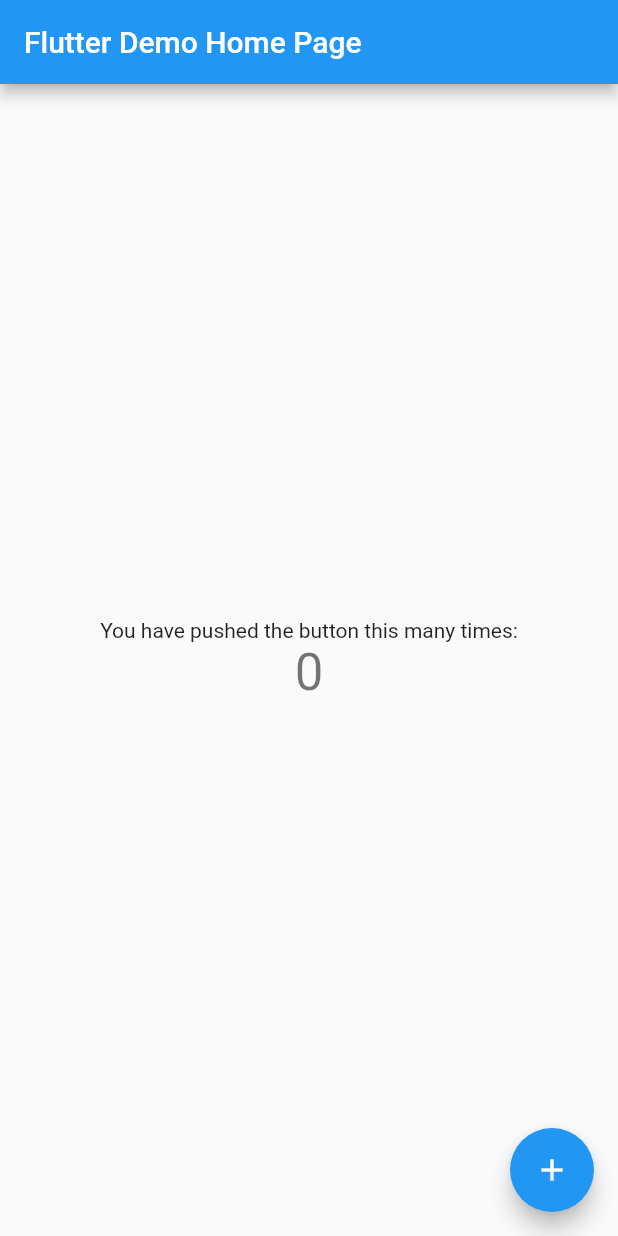
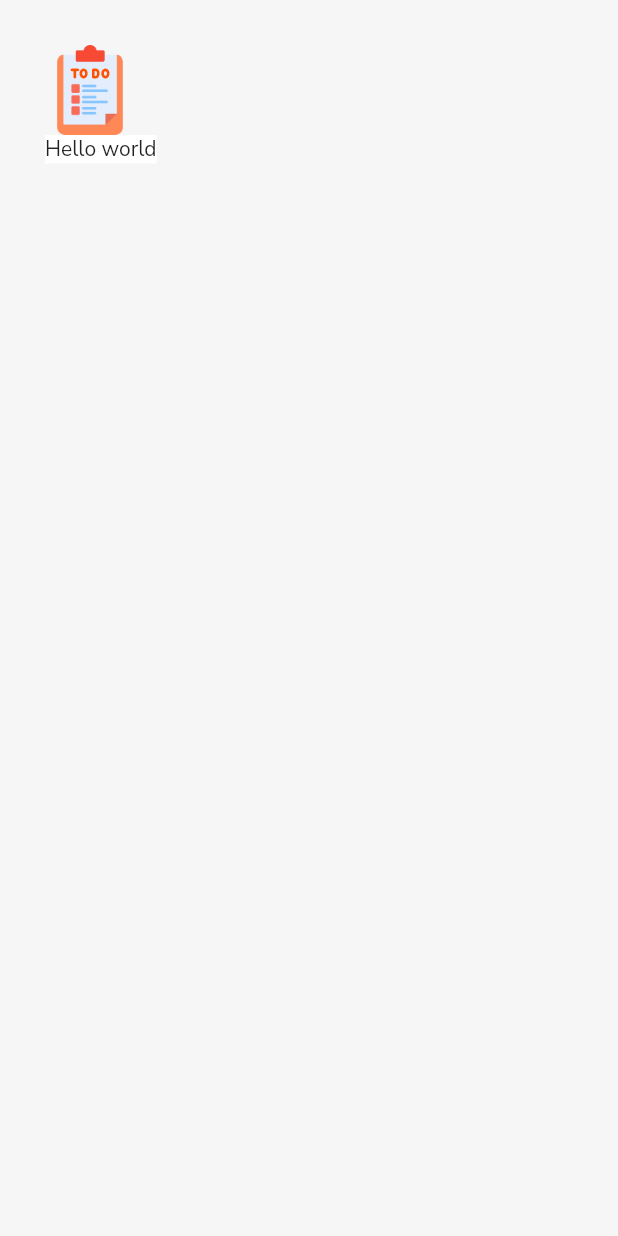
Before and after one commit to aleksawashere/todo-flutter, a Flutter app: the screen it shows after launch, on a phone screen of 412 x 824 dp. Run offline on Flutter 3.47's test engine with Material 2 defaults, Android fonts, the phone set to English and light mode, and no system bars; our stand-ins replace google_fonts.

Commit message:
Added homepage with logo

```diff
--- a/lib/main.dart
+++ b/lib/main.dart
@@ -1,4 +1,6 @@
 import 'package:flutter/material.dart';
+import 'package:google_fonts/google_fonts.dart';
+import 'package:todo_flutter/screens/homepage.dart';
 
 void main() {
   runApp(const MyApp());
@@ -11,105 +13,12 @@
   @override
   Widget build(BuildContext context) {
     return MaterialApp(
-      title: 'Flutter Demo',
-      theme: ThemeData(
-        // This is the theme of your application.
-        //
-        // Try running your application with "flutter run". You'll see the
-        // application has a blue toolbar. Then, without quitting the app, try
-        // changing the primarySwatch below to Colors.green and then invoke
-        // "hot reload" (press "r" in the console where you ran "flutter run",
-        // or simply save your changes to "hot reload" in a Flutter IDE).
-        // Notice that the counter didn't reset back to zero; the application
-        // is not restarted.
-        primarySwatch: Colors.blue,
-      ),
-      home: const MyHomePage(title: 'Flutter Demo Home Page'),
+        theme: ThemeData(
+          textTheme: GoogleFonts.nunitoSansTextTheme( //applying to the whole app
+            Theme.of(context).textTheme,
+          ),
+        ),
+        home: Homepage(),
     );
   }
 }
-
-class MyHomePage extends StatefulWidget {
-  const MyHomePage({Key? key, required this.title}) : super(key: key);
-
-  // This widget is the home page of your application. It is stateful, meaning
-  // that it has a State object (defined below) that contains fields that affect
-  // how it looks.
-
-  // This class is the configuration for the state. It holds the values (in this
-  // case the title) provided by the parent (in this case the App widget) and
-  // used by the build method of the State. Fields in a Widget subclass are
-  // always marked "final".
-
-  final String title;
-
-  @override
-  State<MyHomePage> createState() => _MyHomePageState();
-}
-
-class _MyHomePageState extends State<MyHomePage> {
-  int _counter = 0;
-
-  void _incrementCounter() {
-    setState(() {
-      // This call to setState tells the Flutter framework that something has
-      // changed in this State, which causes it to rerun the build method below
-      // so that the display can reflect the updated values. If we changed
-      // _counter without calling setState(), then the build method would not be
-      // called again, and so nothing would appear to happen.
-      _counter++;
-    });
-  }
-
-  @override
-  Widget build(BuildContext context) {
-    // This method is rerun every time setState is called, for instance as done
-    // by the _incrementCounter method above.
-    //
-    // The Flutter framework has been optimized to make rerunning build methods
-    // fast, so that you can just rebuild anything that needs updating rather
-    // than having to individually change instances of widgets.
-    return Scaffold(
-      appBar: AppBar(
-        // Here we take the value from the MyHomePage object that was created by
-        // the App.build method, and use it to set our appbar title.
-        title: Text(widget.title),
-      ),
-      body: Center(
-        // Center is a layout widget. It takes a single child and positions it
-        // in the middle of the parent.
-        child: Column(
-          // Column is also a layout widget. It takes a list of children and
-          // arranges them vertically. By default, it sizes itself to fit its
-          // children horizontally, and tries to be as tall as its parent.
-          //
-          // Invoke "debug painting" (press "p" in the console, choose the
-          // "Toggle Debug Paint" action from the Flutter Inspector in Android
-          // Studio, or the "Toggle Debug Paint" command in Visual Studio Code)
-          // to see the wireframe for each widget.
-          //
-          // Column has various properties to control how it sizes itself and
-          // how it positions its children. Here we use mainAxisAlignment to
-          // center the children vertically; the main axis here is the vertical
-          // axis because Columns are vertical (the cross axis would be
-          // horizontal).
-          mainAxisAlignment: MainAxisAlignment.center,
-          children: <Widget>[
-            const Text(
-              'You have pushed the button this many times:',
-            ),
-            Text(
-              '$_counter',
-              style: Theme.of(context).textTheme.headline4,
-            ),
-          ],
-        ),
-      ),
-      floatingActionButton: FloatingActionButton(
-        onPressed: _incrementCounter,
-        tooltip: 'Increment',
-        child: const Icon(Icons.add),
-      ), // This trailing comma makes auto-formatting nicer for build methods.
-    );
-  }
-}
--- /dev/null
+++ b/lib/screens/homepage.dart
@@ -0,0 +1,36 @@
+import 'package:flutter/material.dart';
+import 'package:todo_flutter/widgets.dart';
+
+class Homepage extends StatefulWidget {
+  const Homepage({Key? key}) : super(key: key);
+
+  @override
+  State<Homepage> createState() => _HomepageState();
+}
+
+class _HomepageState extends State<Homepage> {
+  @override
+  Widget build(BuildContext context) {
+    return Scaffold(
+      body: SafeArea(
+        child: Container(
+          width: double.infinity,
+          padding: EdgeInsets.all(30),
+          color:Color(0xFFF6F6F6),
+          child: Column(
+            crossAxisAlignment: CrossAxisAlignment.start, //everything starts from the left
+            // ignore: prefer_const_literals_to_create_immutables
+            children: [
+              Image(
+                width: 60,
+                height: 60,
+                image: AssetImage('assets/images/logo.png'),
+              ),
+              TaskCardWidget(),
+            ],
+          ),
+        ),
+      ),
+    );
+  }
+}
--- /dev/null
+++ b/lib/widgets.dart
@@ -0,0 +1,13 @@
+import 'package:flutter/material.dart';
+
+class TaskCardWidget extends StatelessWidget {
+  const TaskCardWidget({Key? key}) : super(key: key);
+
+  @override
+  Widget build(BuildContext context) {
+    return Container(
+      color: Colors.white,
+      child: Text("Hello world")
+    );
+  }
+}
```
Also changed, not shown: pubspec.yaml (+4 -4 lines), assets/images/add_icon.png (added), assets/images/back_arrow_icon.png (added), assets/images/check_icon.png (added), assets/images/delete_icon.png (added), assets/images/logo.png (added), pubspec.lock, 7 other files.
